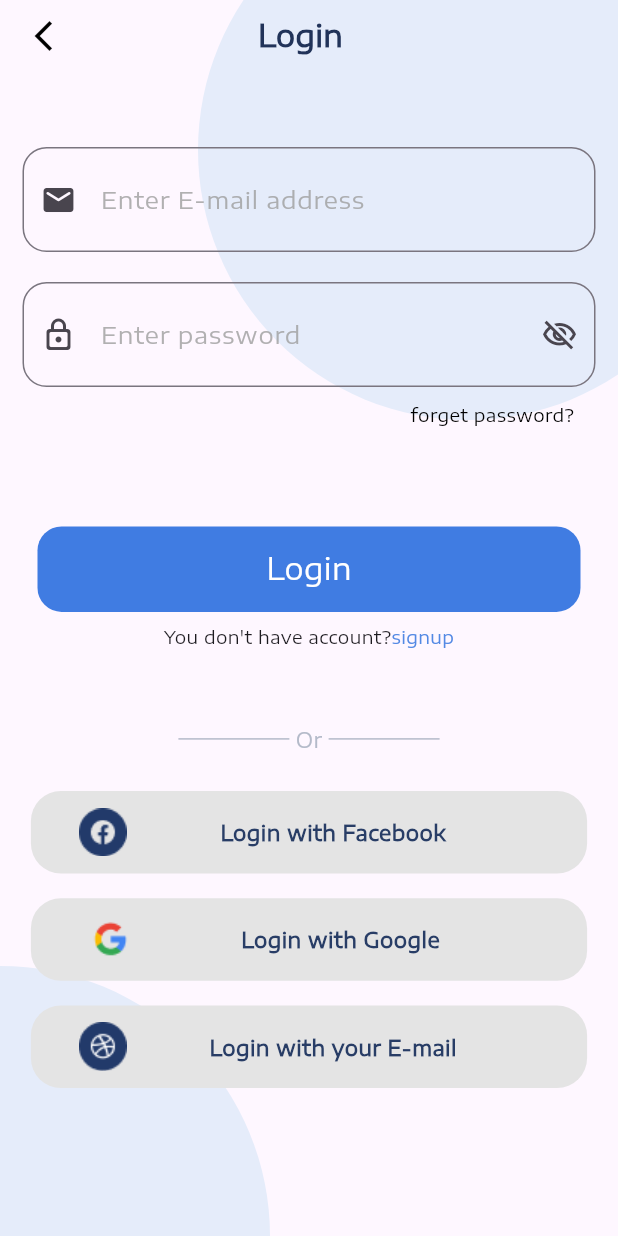
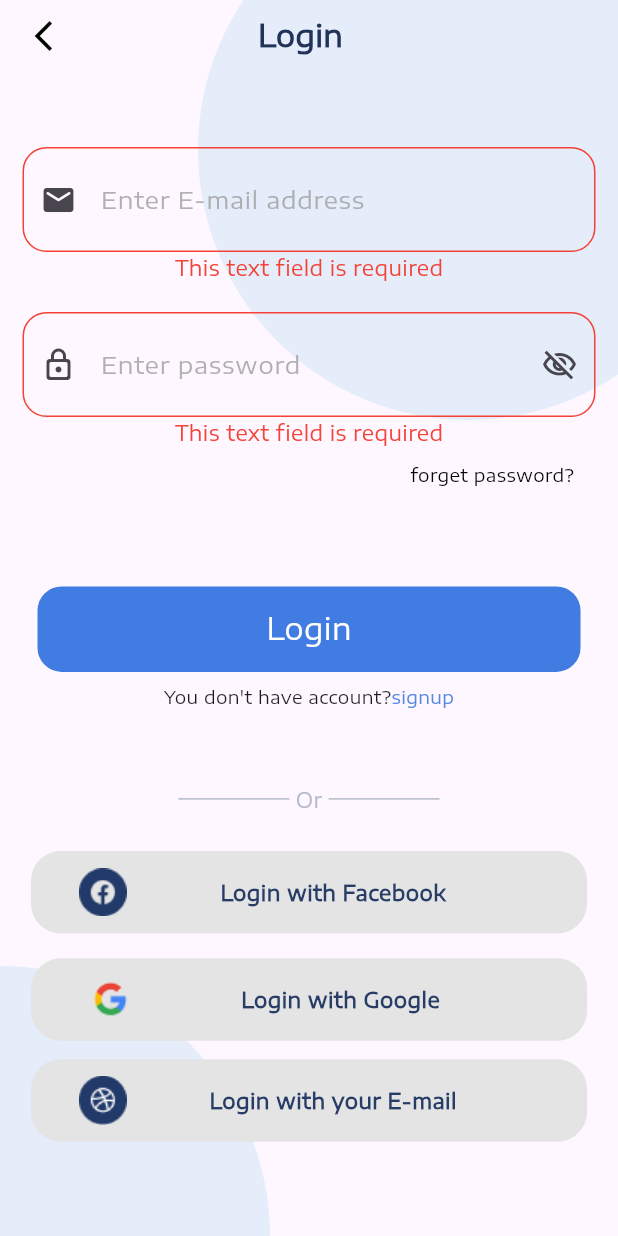
Before and after one commit to Med-EG/Flutter, a Flutter app: the screen it shows after launch, after a tap on "Login", on a phone screen of 412 x 824 dp. Run offline on Flutter 3.47's test engine with Material 3 defaults, Android fonts, the phone set to English and light mode, and no system bars; our stand-ins replace dropdown_textfield, flutter_bloc, flutter_svg, google_nav_bar, shared_preferences; project files that could hold a hidden picture were left out.

Commit message:
adding bloc

```diff
--- a/lib/Views/loginScreen.dart
+++ b/lib/Views/loginScreen.dart
@@ -1,5 +1,4 @@
 import 'package:flutter/material.dart';
-import 'package:med_eg/Views/PatientHomeScreen.dart';
 import 'package:med_eg/Views/signUp2.dart';
 import 'package:med_eg/constants/colors.dart';
 import 'package:med_eg/helper/API.dart';
@@ -20,14 +19,19 @@ class Login extends StatefulWidget {
 
 class _LoginState extends State<Login> {
   bool _obscureText = true;
-
-  //TextEditingController _passwordController =
-  //  TextEditingController(text: '***');
+  bool showEmailError=false;
+  bool showPasswordError=false;
+final TextEditingController emailController = TextEditingController();
+final TextEditingController passwordController = TextEditingController();
+ Color emailBorderColor = Colors.grey;
+  Color passwordBorderColor = Colors.grey;
+  String emailErrorMessage = '';
+  String passwordErrorMessage = '';
 
   @override
   Widget build(BuildContext context) {
-    String? email;
-    String? password;
+    String email=emailController.text;
+    String password=passwordController.text;
     double screenHieght = MediaQuery.of(context).size.height;
 
     return Scaffold(
@@ -73,10 +77,19 @@ class _LoginState extends State<Login> {
                   Padding(
                     padding: const EdgeInsets.only(right: 10, left: 10),
                     child: TextField(
-                      onChanged: (value) {
-                        email = value;
+                      onSubmitted: (value) {
+                        setState(() {
+                          email = value;
+                        });
                       },
+                      controller: emailController,
+
                       decoration: InputDecoration(
+                        focusedBorder: OutlineInputBorder(
+                          borderRadius: BorderRadius.circular(16),
+                           borderSide:  BorderSide(color: emailBorderColor),),
+
+
                         contentPadding: const EdgeInsets.symmetric(
                             vertical: 23, horizontal: 15),
                         hintText: 'E-mail',
@@ -85,13 +98,15 @@ class _LoginState extends State<Login> {
                           'Enter E-mail address',
                           style: TextStyle(color: Colors.grey.withOpacity(0.8)),
                         ),
-                        border: OutlineInputBorder(
+                        enabledBorder: OutlineInputBorder(
                           borderRadius: BorderRadius.circular(16),
-                          // borderSide: const BorderSide(color: kPrimaryColor),
+                           borderSide:  BorderSide(color: emailBorderColor),
+
                         ),
                       ),
                     ),
                   ),
+                  Text(emailErrorMessage,style:const TextStyle(color: Colors.red),),
                   const SizedBox(
                     height: 20,
                   ),
@@ -99,9 +114,12 @@ class _LoginState extends State<Login> {
                     padding: const EdgeInsets.only(right: 10, left: 10),
                     child: TextField(
                       obscureText: _obscureText,
-                      onChanged: (value) {
-                        password = value;
+                      onSubmitted: (value) {
+                        setState(() {
+                          password = value;
+                        });
                       },
+                      controller: passwordController,
                       decoration: InputDecoration(
                         contentPadding: const EdgeInsets.symmetric(
                             vertical: 23, horizontal: 15),
@@ -120,13 +138,18 @@ class _LoginState extends State<Login> {
                           'Enter password',
                           style: TextStyle(color: Colors.grey.withOpacity(0.8)),
                         ),
-                        border: OutlineInputBorder(
+                        focusedBorder: OutlineInputBorder(
                           borderRadius: BorderRadius.circular(16),
-                          borderSide: const BorderSide(color: kPrimaryColor),
+                           borderSide:  BorderSide(color: emailBorderColor),),
+                         enabledBorder: OutlineInputBorder(
+                          borderRadius: BorderRadius.circular(16),
+                           borderSide:  BorderSide(color: emailBorderColor),
+
                         ),
                       ),
                     ),
                   ),
+                  Text(emailErrorMessage,style:const TextStyle(color: Colors.red),),
                   const SizedBox(
                     height: 10,
                   ),
@@ -158,11 +181,36 @@ class _LoginState extends State<Login> {
                       text: 'Login',
                       color: kPrimaryColor,
                       onTap: () async {
-                        // ignore: missing_required_param
-                        await Api().post(url:'https://api-medeg.online/medEG/patient/login',email: 'joseph1marok@gmail.com',password:'11223344' );
 
-                        //Navigator.pushNamed(context,const PatientHomeScreen().id);
-                      },
+                    if (email.isEmpty) {
+                      setState(() {
+                        emailBorderColor = Colors.red;
+                        emailErrorMessage = 'This text field is required';
+                      });
+                    } else {
+                      setState(() {
+                        emailBorderColor = Colors.grey;
+                        emailErrorMessage = '';
+                      });
+                    }
+
+                    if (password.isEmpty) {
+                      setState(() {
+                        passwordBorderColor = Colors.red;
+                        passwordErrorMessage = 'This text field is required';
+                      });
+                    } else {
+                      setState(() {
+                        passwordBorderColor = Colors.grey;
+                        passwordErrorMessage = '';
+                      });
+                    }
+
+                    if (email.isNotEmpty && password.isNotEmpty) {
+                      // Proceed with login functionality
+                      Api().post(url: 'https://api-medeg.online/medEG/patient/login', email: email, password: password);
+                    }
+                  },
                     ),
                   ),
                   SizedBox(
@@ -227,7 +275,7 @@ class _LoginState extends State<Login> {
                     text: 'Login with Google',
                   ),
                   SizedBox(
-                    height: screenHieght * 0.02,
+                    height: screenHieght * 0.015,
                   ),
                   const SignUpWith(
                     image: 'assets/images/PNG/dribbble.png',
--- a/lib/helper/API.dart
+++ b/lib/helper/API.dart
@@ -45,8 +45,12 @@ class Api {
         print(response.body);
         return data;
       } else {
+        print(response.body);
         throw Exception(
+
+
             'There is problem with status code${response.statusCode}with body${response.body}');
+
       }
     }
     Future<dynamic> put(
--- /dev/null
+++ b/lib/models/paitentModel.dart
@@ -0,0 +1,24 @@
+class PaitentInfo {
+  final String firstName;
+  final String lastName;
+  final String username;
+  final String password;
+  final String gender;
+  final int nationalId;
+  final String email;
+  final String address;
+  final String birthDate;
+  final String phoneNumber;
+  final String token;
+  PaitentInfo(this.token,
+      {required this.firstName,
+      required this.lastName,
+      required this.username,
+      required this.password,
+      required this.gender,
+      required this.nationalId,
+      required this.email,
+      required this.address,
+      required this.birthDate,
+      required this.phoneNumber});
+}
--- a/pubspec.yaml
+++ b/pubspec.yaml
@@ -32,14 +32,16 @@ dependencies:
     sdk: flutter
 
 
+
   # The following adds the Cupertino Icons font to your application.
   # Use with the CupertinoIcons class for iOS style icons.
-  cupertino_icons: ^1.0.2
+  #cupertino_icons: ^1.0.20
   flutter_svg: ^2.0.9
   google_nav_bar: ^5.0.6
   dropdown_textfield: ^1.0.8
   http: ^1.1.0
   shared_preferences: ^2.0.13
+  flutter_bloc: ^8.1.1
 
 dev_dependencies:
   flutter_test:
```
Also changed, not shown: lib/cubits/LoginCubit/login_cubit.dart (added, +8 -0 lines), lib/cubits/LoginCubit/login_states.dart (added, +7 -0 lines), pubspec.lock.
